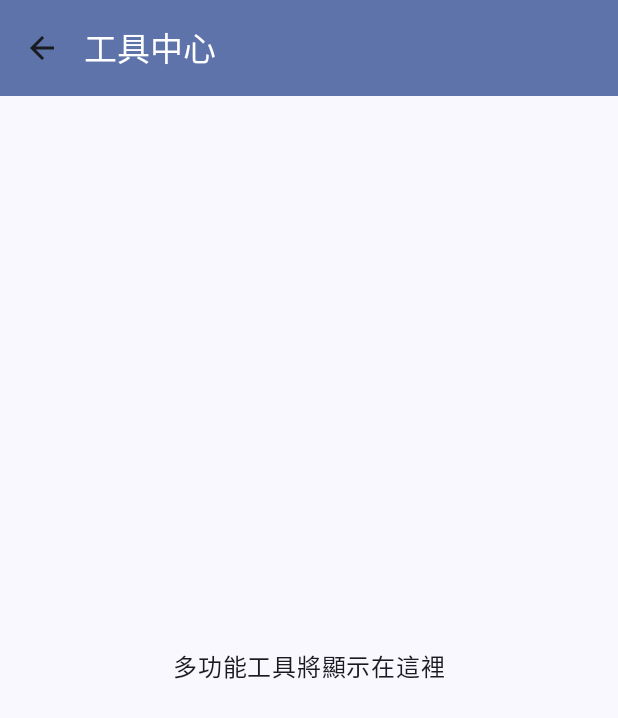
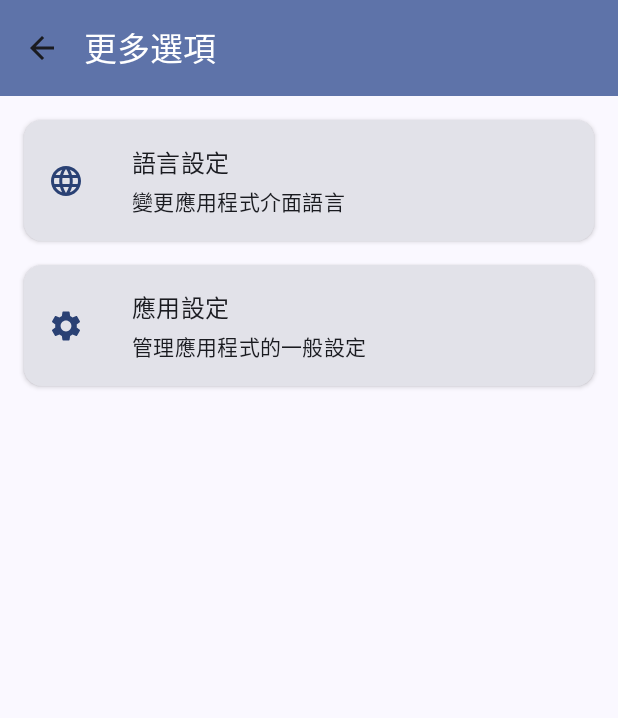
Before and after one commit to ArIs0x145/Kimerai, an Android app built with Jetpack Compose: the ToolsScreen screen opened through its navigation route, on a phone screen of 412 x 824 dp. Shown: the top 718 px of the screen. Run offline under Robolectric (Android 15) with nearby library versions, the phone set to English and light mode, and no system bars; our stand-ins replace Dagger/Hilt's generated code.

Commit message:
feat: Add extra opt menu

```diff
--- a/app/src/main/java/io/github/aris0x145/kimerai/ui/common/components/KimeraiAppBar.kt
+++ b/app/src/main/java/io/github/aris0x145/kimerai/ui/common/components/KimeraiAppBar.kt
@@ -2,8 +2,8 @@ package io.github.aris0x145.kimerai.ui.common.components
 
 import androidx.compose.foundation.layout.*
 import androidx.compose.material.icons.Icons
+import androidx.compose.material.icons.filled.History
 import androidx.compose.material.icons.filled.Menu
-import androidx.compose.material.icons.filled.History
 import androidx.compose.material.icons.filled.Settings
 import androidx.compose.material3.*
 import androidx.compose.runtime.*
@@ -63,13 +63,13 @@ fun KimeraiAppBar(
                 }
                 Spacer(modifier = Modifier.weight(1f))
 
-                // 右側的選單按鈕 - 點擊跳轉到多功能工具畫面
+                // 右側的更多選項按鈕 - 直接跳轉到更多選項畫面
                 IconButton(onClick = {
                     navController.navigate(NavRoutes.TOOLS)
                 }) {
                     Icon(
                         imageVector = Icons.Default.Menu,
-                        contentDescription = "工具選單"
+                        contentDescription = "更多選項"
                     )
                 }
             }
--- a/app/src/main/java/io/github/aris0x145/kimerai/ui/features/tools/ToolsScreen.kt
+++ b/app/src/main/java/io/github/aris0x145/kimerai/ui/features/tools/ToolsScreen.kt
@@ -1,10 +1,18 @@
 package io.github.aris0x145.kimerai.ui.features.tools
 
 import androidx.compose.foundation.layout.Box
+import androidx.compose.foundation.layout.Column
+import androidx.compose.foundation.layout.Spacer
 import androidx.compose.foundation.layout.fillMaxSize
+import androidx.compose.foundation.layout.fillMaxWidth
+import androidx.compose.foundation.layout.height
 import androidx.compose.foundation.layout.padding
 import androidx.compose.material.icons.Icons
 import androidx.compose.material.icons.automirrored.filled.ArrowBack
+import androidx.compose.material.icons.filled.Language
+import androidx.compose.material.icons.filled.Settings
+import androidx.compose.material3.Card
+import androidx.compose.material3.CardDefaults
 import androidx.compose.material3.ExperimentalMaterial3Api
 import androidx.compose.material3.Icon
 import androidx.compose.material3.IconButton
@@ -17,12 +25,13 @@ import androidx.compose.runtime.Composable
 import androidx.compose.ui.Alignment
 import androidx.compose.ui.Modifier
 import androidx.compose.ui.tooling.preview.Preview
+import androidx.compose.ui.unit.dp
 import androidx.navigation.NavController
 import androidx.navigation.compose.rememberNavController
 import io.github.aris0x145.kimerai.ui.theme.KimeraiTheme
 
 /**
- * 多功能工具畫面
+ * 更多選項畫面
  */
 @OptIn(ExperimentalMaterial3Api::class)
 @Composable
@@ -33,7 +42,7 @@ fun ToolsScreen(
     Scaffold(
         topBar = {
             TopAppBar(
-                title = { Text("工具中心") },
+                title = { Text("更多選項") },
                 navigationIcon = {
                     IconButton(onClick = { navController.navigateUp() }) {
                         Icon(
@@ -50,16 +59,81 @@ fun ToolsScreen(
         },
         modifier = modifier.fillMaxSize()
     ) { innerPadding ->
-        // 工具內容區域
+        // 選項內容區域
+        Column(
+            modifier = Modifier
+                .fillMaxSize()
+                .padding(innerPadding)
+                .padding(16.dp),
+            horizontalAlignment = Alignment.CenterHorizontally
+        ) {
+            // 語言設定選項
+            OptionCard(
+                title = "語言設定",
+                description = "變更應用程式介面語言",
+                icon = Icons.Default.Language,
+                onClick = {
+                    // TODO: 顯示語言設定對話框
+                }
+            )
+
+            Spacer(modifier = Modifier.height(16.dp))
+
+            // 應用設定選項
+            OptionCard(
+                title = "應用設定",
+                description = "管理應用程式的一般設定",
+                icon = Icons.Default.Settings,
+                onClick = {
+                    // TODO: 導航到設定頁面
+                }
+            )
+
+            // 可以根據需求添加更多選項卡片
+        }
+    }
+}
+
+@OptIn(ExperimentalMaterial3Api::class)
+@Composable
+fun OptionCard(
+    title: String,
+    description: String,
+    icon: androidx.compose.ui.graphics.vector.ImageVector,
+    onClick: () -> Unit,
+    modifier: Modifier = Modifier
+) {
+    Card(
+        onClick = onClick,
+        modifier = modifier.fillMaxWidth(),
+        elevation = CardDefaults.cardElevation(defaultElevation = 2.dp)
+    ) {
         Box(
             modifier = Modifier
-                .fillMaxSize()
-                .padding(innerPadding),
-            contentAlignment = Alignment.Center
+                .fillMaxWidth()
+                .padding(16.dp)
         ) {
-            Text(
-                text = "多功能工具將顯示在這裡",
-                style = MaterialTheme.typography.bodyLarge
+            Column(
+                modifier = Modifier
+                    .fillMaxWidth()
+                    .padding(start = 56.dp) // 預留給 icon 的空間
+            ) {
+                Text(
+                    text = title,
+                    style = MaterialTheme.typography.titleMedium
+                )
+                Spacer(modifier = Modifier.height(4.dp))
+                Text(
+                    text = description,
+                    style = MaterialTheme.typography.bodyMedium
+                )
+            }
+
+            Icon(
+                imageVector = icon,
+                contentDescription = null,
+                modifier = Modifier.align(Alignment.CenterStart),
+                tint = MaterialTheme.colorScheme.primary
             )
         }
     }
```
